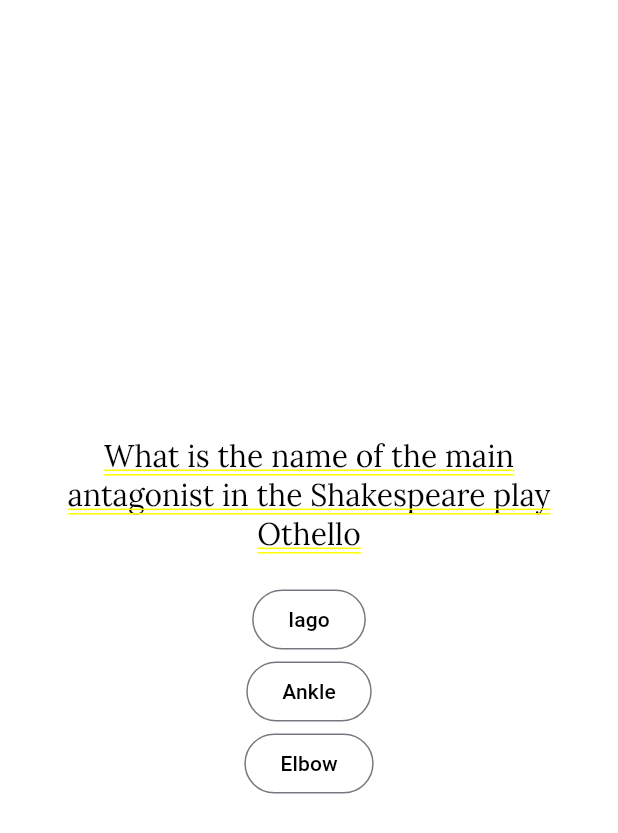
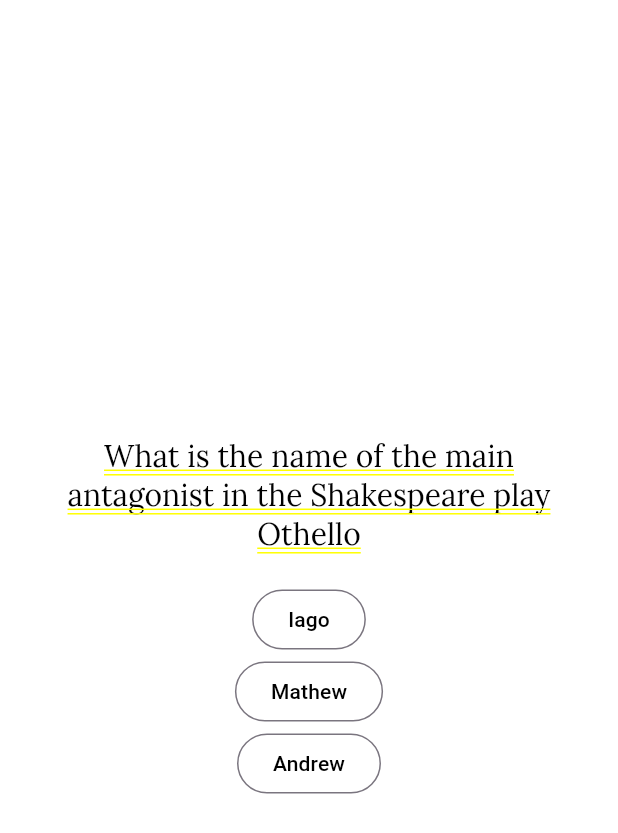
Before and after one commit to Danielogbebor/quizapp, a Flutter app: the screen it shows after launch, after a tap on "start quiz", after a tap on "Knee", on a phone screen of 412 x 824 dp. Shown: the top 833 px of the screen. Run offline on Flutter 3.47's test engine with Material 2 defaults, Android fonts, the phone set to English and light mode, and no system bars; our stand-ins replace google_fonts.

```diff
--- a/lib/data/questions.dart
+++ b/lib/data/questions.dart
@@ -11,8 +11,8 @@ const questions = [
       "What is the name of the main antagonist in the Shakespeare play Othello",
       [
         "Iago",
-        "Elbow",
-        "Ankle",
+        "Andrew",
+        "Mathew",
       ]),
   QuizQuestions(
       " What element is denoted by the chemical symbol Sn in the periodic table?",
@@ -21,28 +21,67 @@ const questions = [
         "Elbow",
         "Ankle",
       ]),
-  QuizQuestions("How many of Henry VIII's wives were called Catherine?", [
-    "Tin",
-    "Elbow",
-    "Ankle",
-  ]),
-  QuizQuestions("What was the most popular girls name in the UK in 2021?", [
-    "Tin",
-    "Elbow",
-    "Ankle",
+  QuizQuestions("What country has the highest life expectancy?", [
+    "Hong Kong",
+    "Brazil",
+    "China",
   ]),
   QuizQuestions(
-      "What is the name of the 1976 film about the Watergate scandal, starring Robert Redford and Dustin Hoffman?",
+      "Where would you be if you were standing on the Spanish Steps? ", [
+    "Rome",
+    "Venice",
+    "Ibiza",
+  ]),
+  QuizQuestions("Which language has the more native speakers?", [
+    "Spanish",
+    "English",
+    "French",
+  ]),
+  QuizQuestions("What is the most common surname in the United States?", [
+    "Smith",
+    "James",
+    "Anord",
+  ]),
+  QuizQuestions("What disease commonly spread on pirate ships?", [
+    "Scurvy",
+    "Flue",
+    "Covid",
+  ]),
+  QuizQuestions("Who was the Ancient Greek God of the Sun?", [
+    "Apollo",
+    "Zeus",
+    "Aries",
+  ]),
+  QuizQuestions(
+      "What was the name of the crime boss who was head of the feared Chicago Outfit?",
       [
-        "Tin",
-        "Elbow",
-        "Ankle",
+        "Al Capone",
+        "El Chappo",
+        "Gonzalez",
       ]),
-  QuizQuestions(
-      "Which popular video game franchise has released games with the subtitles World At War and Black Ops?",
-      [
-        "Tin",
-        "Elbow",
-        "Ankle",
-      ]),
+  QuizQuestions("What year was the United Nations established?", [
+    "1945",
+    "1960",
+    "1951",
+  ]),
+  QuizQuestions("What is the most common surname in the United States?", [
+    "Smith",
+    "James",
+    "Anord",
+  ]),
+  QuizQuestions("What artist has the most streams on Spotify?", [
+    "Drake",
+    "Sam Smith",
+    "Beyonce",
+  ]),
+  QuizQuestions("How many minutes are in a full week?", [
+    "10,800",
+    "70,100",
+    "7,700",
+  ]),
+  QuizQuestions("How many elements are in the periodic table?", [
+    "118",
+    "120h",
+    "97",
+  ]),
 ];
--- a/lib/questions.dart
+++ b/lib/questions.dart
@@ -1,4 +1,3 @@
-
 import 'package:flutter/material.dart';
 import 'package:google_fonts/google_fonts.dart';
 
```
Also changed, not shown: lib/questionidentifier.dart (added, +30 -0 lines), lib/results.dart (+7 -2 lines), lib/summary.dart (+2 -23 lines), lib/summaryItem.dart (added, +50 -0 lines).
